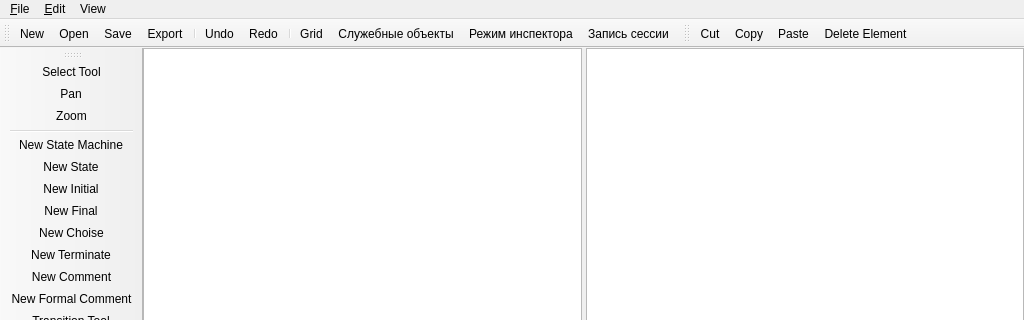
First picture: the form in smeditor_window.ui, repository dralex/CyberiadaHSM-Editor, before the edit; both pictures show x 0 to 1024 and y 0 to 320 of the 1024 by 768 pixel window.
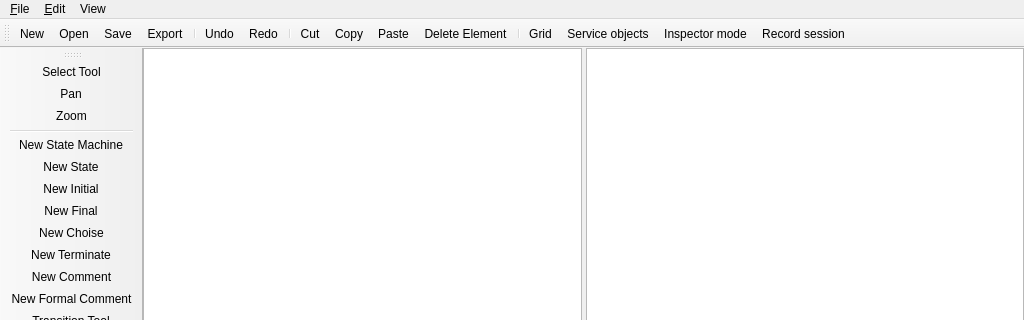
Second picture: the form after the edit. Icons and pictures are not drawn. Custom widgets are drawn as their Qt base class.

Commit message:
English UI strings, selection-gated clipboard actions, clipboard toolbar after undo/redo
All user-facing texts, dialogs, tool names and tooltips are English via tr(); cut/copy/paste/delete enable only for a fitting selection (an SM is not copyable) and are disabled in inspector mode; the clipboard actions sit on the main toolbar right after undo/redo.

The edit to the form file:
```diff
--- a/smeditor_window.ui
+++ b/smeditor_window.ui
@@ -162,25 +162,15 @@
    <addaction name="actionUndo"/>
    <addaction name="actionRedo"/>
    <addaction name="separator"/>
-   <addaction name="actionGridVisibility"/>
-   <addaction name="actionServiceObjects"/>
-   <addaction name="actionInspectorMode"/>
-   <addaction name="actionLogSession"/>
-  </widget>
-  <widget class="QToolBar" name="editToolBar">
-   <property name="windowTitle">
-    <string>Edit</string>
-   </property>
-   <attribute name="toolBarArea">
-    <enum>TopToolBarArea</enum>
-   </attribute>
-   <attribute name="toolBarBreak">
-    <bool>false</bool>
-   </attribute>
    <addaction name="actionCut"/>
    <addaction name="actionCopy"/>
    <addaction name="actionPaste"/>
    <addaction name="actionDeleteElement"/>
+   <addaction name="separator"/>
+   <addaction name="actionGridVisibility"/>
+   <addaction name="actionServiceObjects"/>
+   <addaction name="actionInspectorMode"/>
+   <addaction name="actionLogSession"/>
   </widget>
   <widget class="QToolBar" name="elementToolBar">
    <property name="windowTitle">
@@ -354,7 +344,7 @@
      <normaloff>:/Icons/images/inspector-mode.png</normaloff>:/Icons/images/inspector-mode.png</iconset>
    </property>
    <property name="text">
-    <string>Режим инспектора</string>
+    <string>Inspector mode</string>
    </property>
   </action>
   <action name="actionPreferences">
@@ -571,7 +561,7 @@
      <normaloff>:/Icons/images/special-markers.png</normaloff>:/Icons/images/special-markers.png</iconset>
    </property>
    <property name="text">
-    <string>Служебные объекты</string>
+    <string>Service objects</string>
    </property>
    <property name="toolTip">
     <string>Границы регионов и начала координат</string>
@@ -598,7 +588,7 @@
      <normaloff>:/Icons/images/logging.png</normaloff>:/Icons/images/logging.png</iconset>
    </property>
    <property name="text">
-    <string>Запись сессии</string>
+    <string>Record session</string>
    </property>
    <property name="toolTip">
     <string>Записывать жесты и действия в воспроизводимый скрипт</string>
```
Left out of the diff: 10 changed lines with no effect on the pictures. The commit also changes 12 other files.
